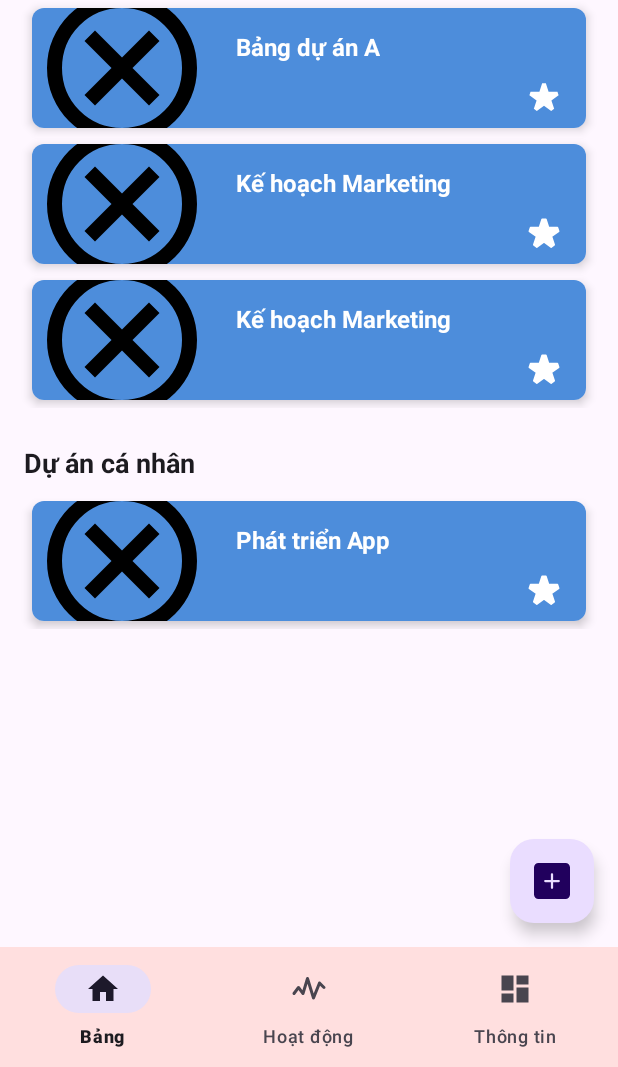
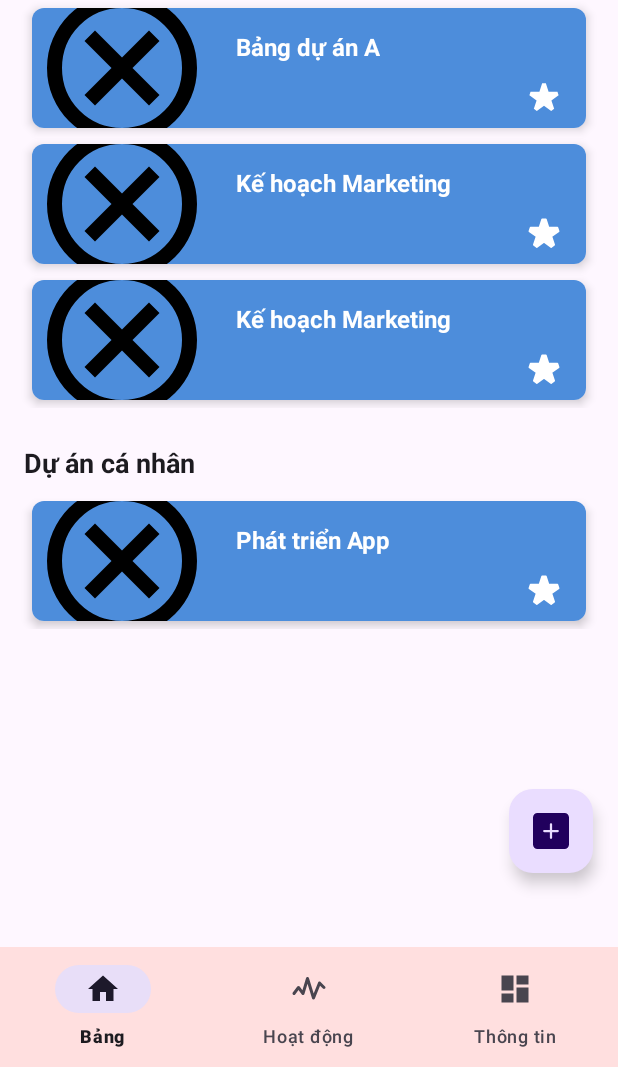
Before and after one commit to SyleinIfinity/kan-n, an Android app: the screen it shows after launch (MainActivity), on a phone screen of 412 x 824 dp, the part 169-1236 px from its top. Run offline under Robolectric (Android 15) with nearby library versions, the phone set to English and light mode, and no system bars; our stand-ins replace Firebase (no records; nobody signed in at launch, a user with empty details on screens opened directly), navigation-ui; pictures from the network do not load.

Commit message:
11:41:50 - 12/11/2025

```diff
--- a/app/src/main/java/com/kan_n/ui/activities/MainActivity.java
+++ b/app/src/main/java/com/kan_n/ui/activities/MainActivity.java
@@ -1,6 +1,7 @@
 package com.kan_n.ui.activities;
 
 import android.os.Bundle;
+import android.view.View;
 import android.widget.TextView; // Đảm bảo import TextView
 
 import androidx.activity.EdgeToEdge;
@@ -46,68 +47,74 @@ public class MainActivity extends AppCompatActivity {
 
         FirebaseApp.initializeApp(this);
 
-
-        // --- BẮT ĐẦU PHẦN CÀI ĐẶT NAVIGATION ---
-
-        // 1. Thiết lập Toolbar làm ActionBar
-        setSupportActionBar(binding.toolbar);
-
-        // 2. Ẩn tiêu đề mặc định
+        // 1. Thiết lập Toolbar
+        setSupportActionBar(binding.toolbar.getRoot());
         if (getSupportActionBar() != null) {
             getSupportActionBar().setDisplayShowTitleEnabled(false);
         }
 
-        // 3. Lấy NavController (Code của bạn đã đúng)
+        // 2. Lấy NavController
         NavHostFragment navHostFragment = (NavHostFragment) getSupportFragmentManager()
-                .findFragmentById(R.id.nav_host_fragment); // Đảm bảo ID này là "nav_host_fragment"
+                .findFragmentById(R.id.nav_host_fragment);
         this.navController = navHostFragment.getNavController();
 
-        // 4. Cấu hình AppBarConfiguration (Code của bạn đã đúng)
+        // 3. Cấu hình AppBarConfiguration
         appBarConfiguration = new AppBarConfiguration.Builder(
                 R.id.thanhDieuHuong_Bang, R.id.thanhDieuHuong_HoatDong, R.id.thanhDieuHuong_ThongTin)
                 .build();
 
-        // 5. Liên kết ActionBar (Toolbar) với NavController
+        // 4. Liên kết ActionBar (Toolbar) với NavController
         NavigationUI.setupActionBarWithNavController(this, navController, appBarConfiguration);
 
-        // 6. Tìm TextView tùy chỉnh (toolbar_title)
+        // 5. Tìm TextView tùy chỉnh (toolbar_title)
         TextView toolbarTitle = findViewById(R.id.toolbar_title);
 
-        // 7. [SỬA ĐỔI] Thêm Listener để cập nhật tiêu đề VÀ ẩn/hiện FAB
+        // 6. [ĐÃ SỬA] Chỉ cập nhật tiêu đề Toolbar.
+        // Logic ẩn/hiện FAB đã được xóa bỏ vì nó không còn thuộc về Activity này.
         navController.addOnDestinationChangedListener((controller, destination, arguments) -> {
 
-            // --- PHẦN 1: Cập nhật tiêu đề Toolbar (Code cũ của bạn) ---
+            // --- Phần 1: Cập nhật tiêu đề (giữ nguyên) ---
             CharSequence label = destination.getLabel();
             if (toolbarTitle != null && label != null) {
                 toolbarTitle.setText(label);
             }
 
-            // --- PHẦN 2: [THÊM MỚI] Ẩn/Hiện nút FAB ---
+            // --- Phần 2: [SỬA ĐỔI] Ẩn/hiện NavView và đổi Icon ---
+            int destId = destination.getId();
 
-            // Lấy ID của fragment đích
-            int destinationId = destination.getId();
+            if (destId == R.id.thanhDieuHuong_Bang ||
+                    destId == R.id.thanhDieuHuong_HoatDong ||
+                    destId == R.id.thanhDieuHuong_ThongTin)
+            {
+                // Đây là 3 fragment chính (cấp cao nhất)
+                binding.navView.setVisibility(View.VISIBLE);
 
-            // Kiểm tra xem ID có khớp với fragment "Bảng" không
-            // (Sử dụng ID từ tệp navigation của bạn)
-            if (destinationId == R.id.thanhDieuHuong_Bang) {
-                // Nếu ĐÚNG, hiện FAB
-                binding.fabCreateBoard.show();
+                // Xóa icon 'X' nếu có (để NavController tự quản lý)
+                binding.toolbar.getRoot().setNavigationIcon(null);
+
+            } else if (destId == R.id.taoBangMoiFragment) {
+                // Đây là fragment Tạo Bảng Mới
+                binding.navView.setVisibility(View.GONE); // Ẩn NavView
+
+                // Đặt icon 'X' (Hủy) cho nút "Up"
+                // (Bạn đã có file ic_huy.xml)
+                binding.toolbar.getRoot().setNavigationIcon(R.drawable.ic_huy);
+
             } else {
-                // Nếu là bất kỳ fragment nào khác (Hoạt động, Thông tin), ẩn FAB
-                binding.fabCreateBoard.hide();
+                // Đây là các fragment "con" khác (nếu có)
+                binding.navView.setVisibility(View.GONE); // Ẩn NavView
+
+                // Xóa icon 'X' để dùng icon "mũi tên quay lại" (<-) mặc định
+                binding.toolbar.getRoot().setNavigationIcon(null);
             }
         });
 
-        // 8. [XÓA] Bỏ dòng code cũ này đi (Code của bạn đã xóa, rất tốt)
-
-        // 9. Liên kết BottomNavigationView với NavController
+        // 7. Liên kết BottomNavigationView với NavController
         NavigationUI.setupWithNavController(binding.navView, navController);
     }
 
-    // 10. Hàm xử lý nút "Back" trên Toolbar (Giữ nguyên)
     @Override
     public boolean onSupportNavigateUp() {
-        // Đảm bảo ID "nav_host_fragment" khớp với ID ở mục 3
         navController = Navigation.findNavController(this, R.id.nav_host_fragment);
         return NavigationUI.navigateUp(this.navController, this.appBarConfiguration)
                 || super.onSupportNavigateUp();
--- a/app/src/main/java/com/kan_n/ui/fragments/bang/BangFragment.java
+++ b/app/src/main/java/com/kan_n/ui/fragments/bang/BangFragment.java
@@ -9,13 +9,16 @@ import androidx.annotation.NonNull;
 import androidx.annotation.Nullable;
 import androidx.fragment.app.Fragment;
 import androidx.lifecycle.ViewModelProvider;
+import androidx.navigation.NavController;
+import androidx.navigation.fragment.NavHostFragment; // Thêm import này
 import androidx.recyclerview.widget.LinearLayoutManager;
 import androidx.recyclerview.widget.RecyclerView;
 
+import com.kan_n.R; // Thêm import này
 import com.kan_n.databinding.FragmentBangBinding;
 import com.kan_n.ui.adapters.adapter.WorkspaceAdapter;
 
-import java.util.ArrayList;
+import java.util.ArrayList; // Thêm import này
 
 public class BangFragment extends Fragment {
 
@@ -24,6 +27,7 @@ public class BangFragment extends Fragment {
     private BangViewModel bangViewModel;
     private WorkspaceAdapter workspaceAdapter;
     private RecyclerView rvWorkspaces;
+    private NavController navController;
 
     public View onCreateView(@NonNull LayoutInflater inflater,
                              ViewGroup container, Bundle savedInstanceState) {
@@ -37,7 +41,7 @@ public class BangFragment extends Fragment {
         // Lấy tham chiếu đến RecyclerView chính
         rvWorkspaces = binding.rvWorkspaces;
 
-        // Thiết lập Adapter
+        // Thiết lập Adapter (Từ phiên bản 2)
         setupRecyclerView();
 
         return root;
@@ -47,6 +51,17 @@ public class BangFragment extends Fragment {
     public void onViewCreated(@NonNull View view, @Nullable Bundle savedInstanceState) {
         super.onViewCreated(view, savedInstanceState);
 
+        // Lấy NavController (Từ phiên bản 1)
+        navController = NavHostFragment.findNavController(this);
+
+        // Gán sự kiện click cho nút FAB (Từ phiên bản 1)
+        binding.btnTaoBangMoi.setOnClickListener(v -> {
+            // Dùng action ID bạn đã định nghĩa trong nav graph
+            // (Bạn cần chắc chắn đã tạo action này trong file navigation)
+            navController.navigate(R.id.action_bangFragment_to_taoBangMoiFragment);
+        });
+
+        // Lắng nghe dữ liệu (Từ phiên bản 2)
         bangViewModel.getWorkspaces().observe(getViewLifecycleOwner(), workspaces -> {
             if (workspaces != null) {
                 workspaceAdapter.updateData(workspaces);
@@ -54,6 +69,9 @@ public class BangFragment extends Fragment {
         });
     }
 
+    /**
+     * Khởi tạo RecyclerView và Adapter (Từ phiên bản 2)
+     */
     private void setupRecyclerView() {
         // Khởi tạo Adapter với một danh sách rỗng ban đầu
         workspaceAdapter = new WorkspaceAdapter(getContext(), new ArrayList<>());
--- /dev/null
+++ b/app/src/main/res/drawable/shape_color_indicator.xml
@@ -0,0 +1,6 @@
+<?xml version="1.0" encoding="utf-8"?>
+<shape xmlns:android="http://schemas.android.com/apk/res/android"
+    android:shape="rectangle">
+    <solid android:color="#F44336" /> <corners android:radius="4dp" />
+    <stroke android:width="1dp" android:color="#CCCCCC"/>
+</shape>
--- a/app/src/main/res/layout/activity_main.xml
+++ b/app/src/main/res/layout/activity_main.xml
@@ -8,24 +8,12 @@
     android:layout_height="match_parent"
     tools:context=".ui.activities.MainActivity">
 
-    <androidx.appcompat.widget.Toolbar
+    <include
         android:id="@+id/toolbar"
-        android:layout_width="0dp" android:layout_height="?attr/actionBarSize" android:background="?attr/colorPrimary"
-        android:theme="?attr/actionBarTheme"
-        app:layout_constraintEnd_toEndOf="parent"
+        layout="@layout/toolbar_layout"
+        app:layout_constraintTop_toTopOf="parent"
         app:layout_constraintStart_toStartOf="parent"
-        app:layout_constraintTop_toTopOf="parent">
-
-        <TextView
-            android:id="@+id/toolbar_title"
-            android:layout_width="wrap_content"
-            android:layout_height="wrap_content"
-            android:layout_gravity="center" android:text="Tiêu đề của bạn"
-            android:textColor="@android:color/white"
-            android:textSize="20sp"
-            android:textStyle="bold" />
-
-    </androidx.appcompat.widget.Toolbar>
+        app:layout_constraintEnd_toEndOf="parent" />
 
     <fragment
         android:id="@+id/nav_host_fragment"
@@ -33,40 +21,19 @@
         android:layout_width="0dp"
         android:layout_height="0dp"
         app:defaultNavHost="true"
-        app:layout_constraintTop_toBottomOf="@id/toolbar"
-        app:layout_constraintBottom_toBottomOf="parent"
+        app:layout_constraintTop_toBottomOf="@id/toolbar" app:layout_constraintBottom_toTopOf="@id/nav_view"
         app:layout_constraintStart_toStartOf="parent"
         app:layout_constraintEnd_toEndOf="parent"
-
         app:navGraph="@navigation/mobile_thanh_dieu_huong" />
 
     <com.google.android.material.bottomnavigation.BottomNavigationView
         android:id="@+id/nav_view"
         android:layout_width="0dp"
         android:layout_height="wrap_content"
-        android:layout_marginStart="0dp"
-        android:layout_marginEnd="0dp"
         android:background="#FFDFDF"
         app:layout_constraintBottom_toBottomOf="parent"
         app:layout_constraintLeft_toLeftOf="parent"
         app:layout_constraintRight_toRightOf="parent"
         app:menu="@menu/bottom_nav_menu" />
 
-    <com.google.android.material.floatingactionbutton.FloatingActionButton
-        android:id="@+id/fab_create_board"
-        android:layout_width="wrap_content"
-        android:layout_height="wrap_content"
-        android:layout_marginEnd="16dp"
-        android:layout_marginBottom="16dp"
-        android:contentDescription="Tạo bảng mới"
-
-        android:visibility="gone"
-
-        app:layout_constraintBottom_toTopOf="@id/nav_view"
-        app:layout_constraintEnd_toEndOf="parent"
-        app:srcCompat="@drawable/ic_daucong"
-
-        xmlns:tools="http://schemas.android.com/tools"
-        tools:visibility="visible" />
-
 </androidx.constraintlayout.widget.ConstraintLayout>
--- a/app/src/main/res/layout/fragment_bang.xml
+++ b/app/src/main/res/layout/fragment_bang.xml
@@ -12,14 +12,29 @@
         android:layout_height="0dp"
         android:clipToPadding="false"
         android:paddingTop="8dp"
-        android:paddingBottom="80dp" app:layout_constraintBottom_toBottomOf="parent"
+        android:paddingBottom="80dp"
+        app:layout_constraintBottom_toBottomOf="parent"
         app:layout_constraintEnd_toEndOf="parent"
         app:layout_constraintStart_toStartOf="parent"
         app:layout_constraintTop_toTopOf="parent"
-
         app:layoutManager="androidx.recyclerview.widget.LinearLayoutManager"
         android:orientation="vertical"
-
         tools:listitem="@layout/item_workspace" />
 
+    <com.google.android.material.floatingactionbutton.FloatingActionButton
+        android:id="@+id/btn_TaoBangMoi"
+        android:layout_width="wrap_content"
+        android:layout_height="wrap_content"
+        android:contentDescription="Tạo bảng mới"
+
+        app:layout_constraintBottom_toBottomOf="parent"
+        app:layout_constraintEnd_toEndOf="parent"
+
+        app:layout_constraintHorizontal_bias="0.954"
+        app:layout_constraintStart_toStartOf="parent"
+        app:layout_constraintTop_toTopOf="parent"
+        app:layout_constraintVertical_bias="0.921"
+        app:srcCompat="@drawable/ic_daucong"
+        tools:visibility="visible" />
+
 </androidx.constraintlayout.widget.ConstraintLayout>
--- a/app/src/main/res/layout/fragment_hoatdong.xml
+++ b/app/src/main/res/layout/fragment_hoatdong.xml
@@ -18,6 +18,10 @@
         android:textSize="20sp"
         app:layout_constraintBottom_toBottomOf="parent"
         app:layout_constraintEnd_toEndOf="parent"
+        app:layout_constraintHorizontal_bias="0.0"
         app:layout_constraintStart_toStartOf="parent"
-        app:layout_constraintTop_toTopOf="parent" />
+        app:layout_constraintTop_toTopOf="parent"
+        app:layout_constraintVertical_bias="0.469" />
+
+
 </androidx.constraintlayout.widget.ConstraintLayout>
--- /dev/null
+++ b/app/src/main/res/layout/toolbar_layout.xml
@@ -0,0 +1,23 @@
+<?xml version="1.0" encoding="utf-8"?>
+<androidx.appcompat.widget.Toolbar
+    xmlns:android="http://schemas.android.com/apk/res/android"
+    xmlns:app="http://schemas.android.com/apk/res-auto"
+    android:layout_width="match_parent"
+    android:layout_height="?attr/actionBarSize"
+    android:background="?attr/colorPrimary"
+    android:theme="?attr/actionBarTheme"
+    app:layout_constraintEnd_toEndOf="parent"
+    app:layout_constraintStart_toStartOf="parent"
+    app:layout_constraintTop_toTopOf="parent">
+
+    <TextView
+        android:id="@+id/toolbar_title"
+        android:layout_width="wrap_content"
+        android:layout_height="wrap_content"
+        android:layout_gravity="center"
+        android:text="Tiêu đề của bạn"
+        android:textColor="@android:color/white"
+        android:textSize="20sp"
+        android:textStyle="bold" />
+
+</androidx.appcompat.widget.Toolbar>
--- a/app/src/main/res/navigation/mobile_thanh_dieu_huong.xml
+++ b/app/src/main/res/navigation/mobile_thanh_dieu_huong.xml
@@ -8,8 +8,19 @@
     <fragment
         android:id="@+id/thanhDieuHuong_Bang"
         android:name="com.kan_n.ui.fragments.bang.BangFragment"
-        android:label="@string/title_Bang"
-        tools:layout="@layout/fragment_bang" />
+        android:label="Bảng"
+        tools:layout="@layout/fragment_bang" >
+
+        <action
+            android:id="@+id/action_bangFragment_to_taoBangMoiFragment"
+            app:destination="@id/taoBangMoiFragment" />
+    </fragment>
+
+    <fragment
+        android:id="@+id/taoBangMoiFragment"
+        android:name="com.kan_n.ui.fragments.taobangmoi.TaoBangMoiFragment"
+        android:label="Tạo Bảng Mới"
+        tools:layout="@layout/fragment_taobang_moi" />
 
     <fragment
         android:id="@+id/thanhDieuHuong_HoatDong"
```
Also changed, not shown: app/src/main/java/com/kan_n/ui/fragments/taobangmoi/TaoBangMoiFragment.java (added, +34 -0 lines), app/src/main/res/layout/activity_bottom_navigation.xml (deleted, +0 -66 lines), app/src/main/res/layout/fragment_taobang_moi.xml (added, +155 -0 lines), app/src/main/res/menu/action_options.xml (added, +8 -0 lines), app/src/main/res/menu/action_save.xml (added, +8 -0 lines), app/src/main/res/values/strings.xml (+13 -0 lines).
